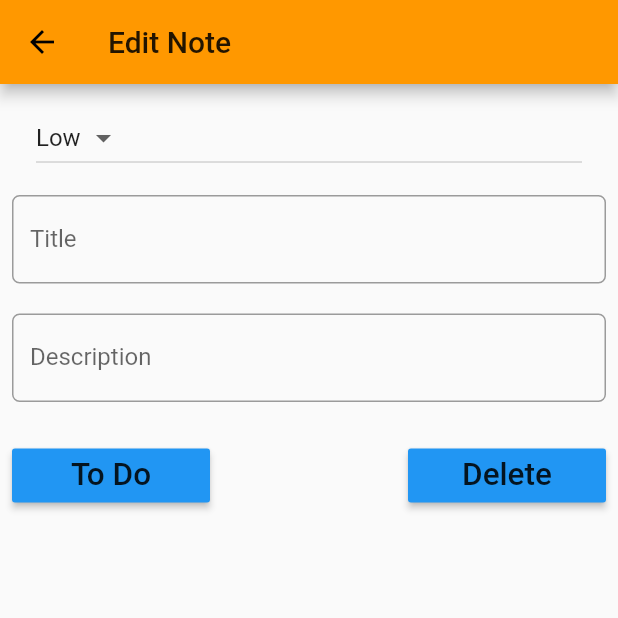
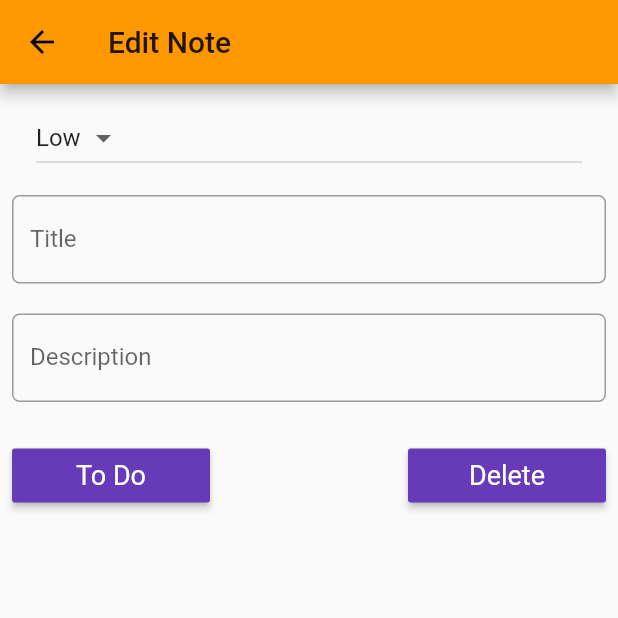
Before and after one commit to ArnavS59/NoteKeeper, a Flutter app: the screen it shows after launch, after a tap on the "add" icon, on a phone screen of 412 x 824 dp, the top half of it. Run offline on Flutter 3.47's test engine with Material 2 defaults, Android fonts, the phone set to English and light mode, and no system bars.

Commit message:
Theming and such

```diff
--- a/lib/main.dart
+++ b/lib/main.dart
@@ -15,7 +15,8 @@ class MyApp extends StatelessWidget {
           primarySwatch: Colors.orange,
           visualDensity: VisualDensity.adaptivePlatformDensity,
           primaryColor: Colors.orange,
-          accentColor: Colors.blue),
+          accentColor: Colors.deepPurple,
+          textTheme: TextTheme(caption: TextStyle(color: Colors.white))),
       home: NoteList(),
     );
   }
--- a/lib/screens/note_details.dart
+++ b/lib/screens/note_details.dart
@@ -83,6 +83,7 @@ class _NoteDetailsState extends State<NoteDetails> {
                     child: Text(
                       "To Do",
                       textScaleFactor: 1.5,
+                      style: Theme.of(context).textTheme.caption,
                     ),
                   )),
                   Spacer(),
@@ -98,6 +99,7 @@ class _NoteDetailsState extends State<NoteDetails> {
                       child: Text(
                         "Delete",
                         textScaleFactor: 1.5,
+                        style: Theme.of(context).textTheme.caption,
                       ),
                     ),
                   )
```
Also changed, not shown: lib/screens/notelist.dart (+8 -1 lines).
